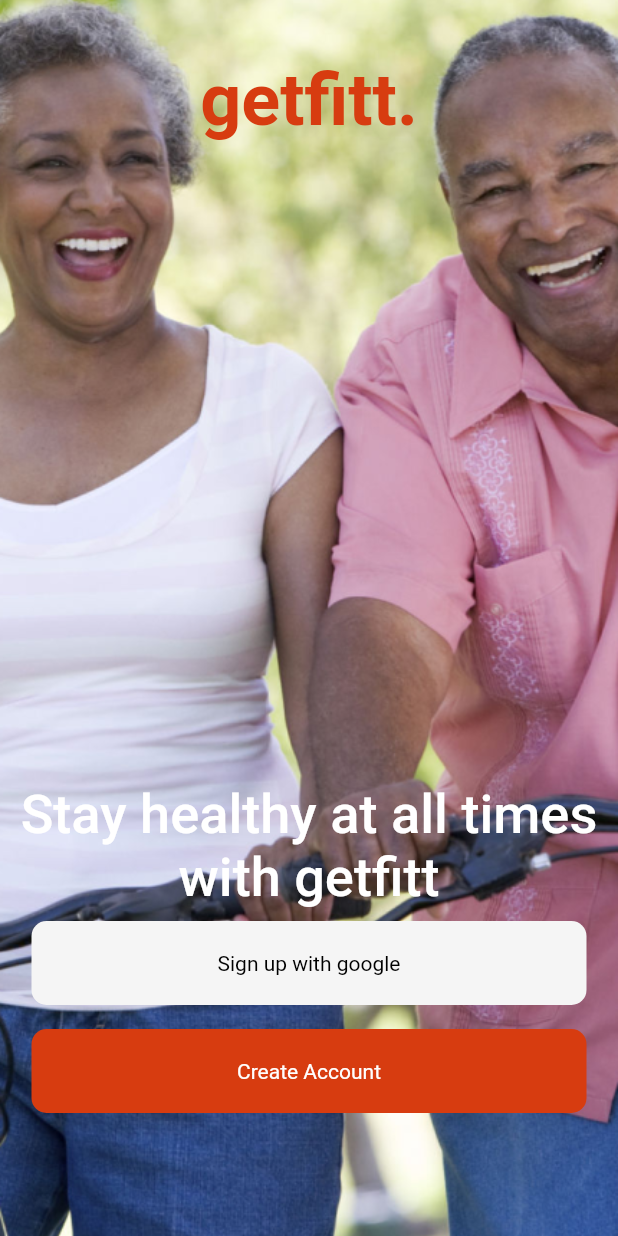
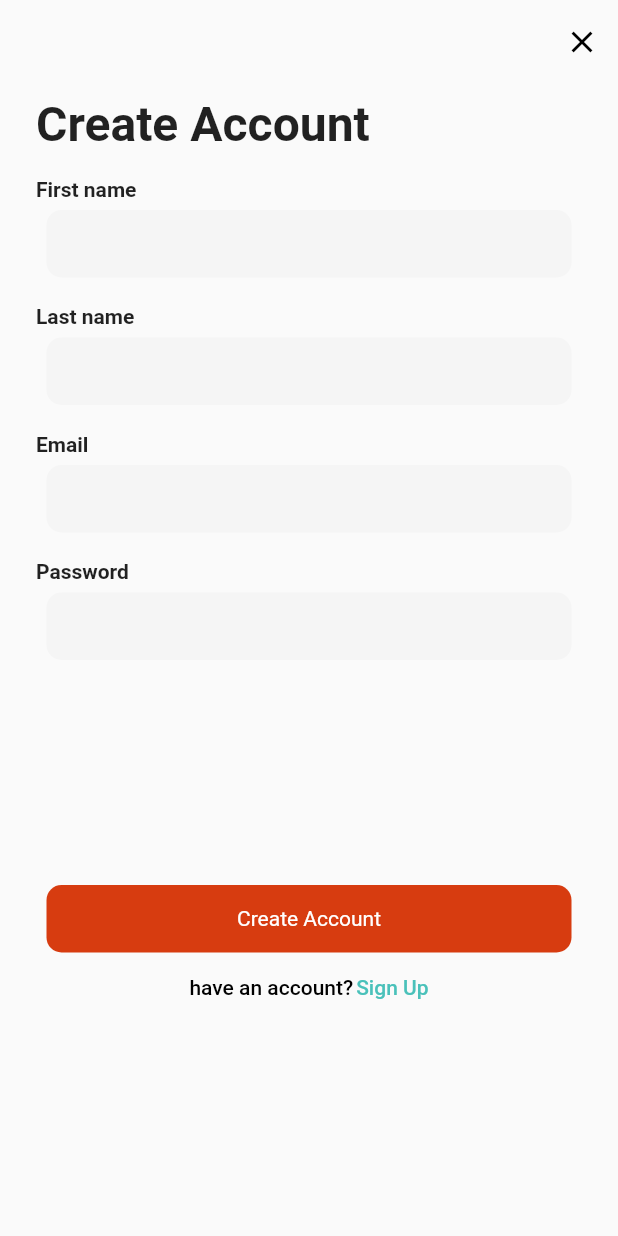
Before and after one commit to oluwajueda/getfitt, a Flutter app: the screen it shows after launch, on a phone screen of 412 x 824 dp. Run offline on Flutter 3.47's test engine with Material 2 defaults, Android fonts, the phone set to English and light mode, and no system bars.

Commit message:
sign up page worked on

```diff
--- a/lib/main.dart
+++ b/lib/main.dart
@@ -1,6 +1,7 @@
 import 'package:flutter/cupertino.dart';
 import 'package:flutter/material.dart';
 import 'package:getfitts/screens/LandingPage.dart';
+import 'package:getfitts/screens/SignUp.dart';
 
 void main() {
   runApp(MaterialApp(
@@ -17,6 +18,6 @@ class MyApp extends StatelessWidget {
 
   @override
   Widget build(BuildContext context) {
-    return LandingPage();
+    return SignUp();
   }
 }
--- /dev/null
+++ b/lib/screens/SignUp.dart
@@ -0,0 +1,186 @@
+import 'package:flutter/material.dart';
+import 'package:flutter/src/widgets/container.dart';
+import 'package:flutter/src/widgets/framework.dart';
+
+class SignUp extends StatefulWidget {
+  const SignUp({super.key});
+
+  @override
+  State<SignUp> createState() => _SignUpState();
+}
+
+class _SignUpState extends State<SignUp> {
+  @override
+  Widget build(BuildContext context) {
+    return Scaffold(
+      appBar:
+          AppBar(backgroundColor: Colors.transparent, elevation: 0, actions: [
+        IconButton(
+            onPressed: () => {},
+            icon: Icon(
+              Icons.close,
+              color: Colors.black,
+            ))
+      ]),
+      body: Column(
+        children: [
+          Center(
+            child: Column(
+              children: [
+                Container(
+                    child: Align(
+                        alignment: Alignment.topLeft,
+                        child: Padding(
+                          padding: const EdgeInsets.fromLTRB(24, 8, 8, 8),
+                          child: Text(
+                            "Create Account",
+                            style: TextStyle(
+                                fontWeight: FontWeight.bold, fontSize: 32),
+                          ),
+                        ))),
+                Container(
+                    child: Align(
+                        alignment: Alignment.topLeft,
+                        child: Padding(
+                          padding: const EdgeInsets.fromLTRB(24, 8, 8, 6),
+                          child: Text(
+                            "First name",
+                            style: TextStyle(fontWeight: FontWeight.bold),
+                          ),
+                        ))),
+                SizedBox(
+                  width: 350,
+                  height: 45,
+                  child: TextFormField(
+                    decoration: InputDecoration(
+                        filled: true,
+                        fillColor: Color.fromRGBO(245, 245, 245, 1),
+                        enabledBorder: OutlineInputBorder(
+                            borderRadius: BorderRadius.circular(10),
+                            borderSide: BorderSide(color: Colors.transparent)),
+                        labelStyle: TextStyle(fontSize: 13)),
+                  ),
+                ),
+                SizedBox(
+                  height: 10,
+                ),
+                Container(
+                    child: Align(
+                        alignment: Alignment.topLeft,
+                        child: Padding(
+                          padding: const EdgeInsets.fromLTRB(24, 8, 8, 6),
+                          child: Text(
+                            "Last name",
+                            style: TextStyle(fontWeight: FontWeight.bold),
+                          ),
+                        ))),
+                SizedBox(
+                  width: 350,
+                  height: 45,
+                  child: TextFormField(
+                    decoration: InputDecoration(
+                        filled: true,
+                        fillColor: Color.fromRGBO(245, 245, 245, 1),
+                        enabledBorder: OutlineInputBorder(
+                            borderRadius: BorderRadius.circular(10),
+                            borderSide: BorderSide(color: Colors.transparent)),
+                        labelStyle: TextStyle(fontSize: 13)),
+                  ),
+                ),
+                SizedBox(
+                  height: 10,
+                ),
+                Container(
+                    child: Align(
+                        alignment: Alignment.topLeft,
+                        child: Padding(
+                          padding: const EdgeInsets.fromLTRB(24, 8, 8, 6),
+                          child: Text(
+                            "Email",
+                            style: TextStyle(fontWeight: FontWeight.bold),
+                          ),
+                        ))),
+                SizedBox(
+                  width: 350,
+                  height: 45,
+                  child: TextFormField(
+                    decoration: InputDecoration(
+                        filled: true,
+                        fillColor: Color.fromRGBO(245, 245, 245, 1),
+                        enabledBorder: OutlineInputBorder(
+                            borderRadius: BorderRadius.circular(10),
+                            borderSide: BorderSide(color: Colors.transparent)),
+                        labelStyle: TextStyle(fontSize: 13)),
+                  ),
+                ),
+                SizedBox(
+                  height: 10,
+                ),
+                Container(
+                    child: Align(
+                        alignment: Alignment.topLeft,
+                        child: Padding(
+                          padding: const EdgeInsets.fromLTRB(24, 8, 8, 6),
+                          child: Text(
+                            "Password",
+                            style: TextStyle(fontWeight: FontWeight.bold),
+                          ),
+                        ))),
+                SizedBox(
+                  width: 350,
+                  height: 45,
+                  child: TextFormField(
+                    decoration: InputDecoration(
+                        filled: true,
+                        fillColor: Color.fromRGBO(245, 245, 245, 1),
+                        enabledBorder: OutlineInputBorder(
+                            borderRadius: BorderRadius.circular(10),
+                            borderSide: BorderSide(color: Colors.transparent)),
+                        labelStyle: TextStyle(fontSize: 13)),
+                  ),
+                ),
+                SizedBox(
+                  height: 150,
+                ),
+                SizedBox(
+                  width: 350,
+                  height: 45,
+                  child: Container(
+                      alignment: Alignment.center,
+                      decoration: BoxDecoration(
+                          borderRadius: BorderRadius.circular(10),
+                          color: Color.fromRGBO(215, 60, 16, 1)),
+                      child: Text(
+                        "Create Account",
+                        style: TextStyle(color: Colors.white),
+                      )),
+                ),
+                SizedBox(
+                  height: 15,
+                ),
+                Row(
+                  mainAxisAlignment: MainAxisAlignment.center,
+                  children: [
+                    Text('have an account?',
+                        style: TextStyle(
+                            color: Colors.black,
+                            fontSize: 14,
+                            fontWeight: FontWeight.w500)),
+                    SizedBox(
+                      width: 2,
+                    ),
+                    Text('Sign Up',
+                        style: TextStyle(
+                            color: Color.fromRGBO(74, 193, 186, 1),
+                            fontSize: 14,
+                            fontWeight: FontWeight.w500))
+                  ],
+                )
+              ],
+            ),
+          ),
+        ],
+      ),
+    );
+  }
+}
--- /dev/null
+++ b/lib/screens/VerifyEmail.dart
@@ -0,0 +1,35 @@
+import 'package:flutter/material.dart';
+import 'package:flutter/src/widgets/container.dart';
+import 'package:flutter/src/widgets/framework.dart';
+
+class VerifyEmail extends StatefulWidget {
+  const VerifyEmail({super.key});
+
+  @override
+  State<VerifyEmail> createState() => _VerifyEmailState();
+}
+
+class _VerifyEmailState extends State<VerifyEmail> {
+  @override
+  Widget build(BuildContext context) {
+    return Scaffold(
+      appBar: AppBar(
+        backgroundColor: Colors.transparent,
+        elevation: 0,
+        leading: BackButton(
+          color: Colors.black,
+          onPressed: () => {},
+        ),
+        actions: [
+          IconButton(
+            onPressed: () => {},
+            icon: Icon(
+              Icons.close,
+              color: Colors.black,
+            ),
+          ),
+        ],
+      ),
+    );
+  }
+}
```
